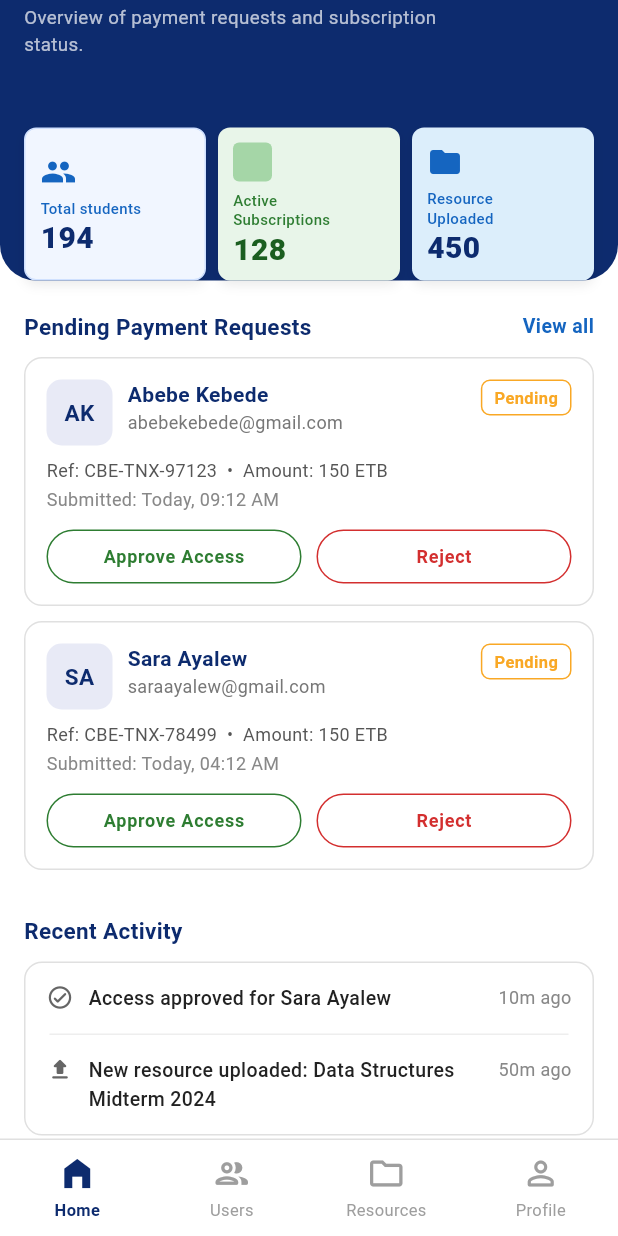
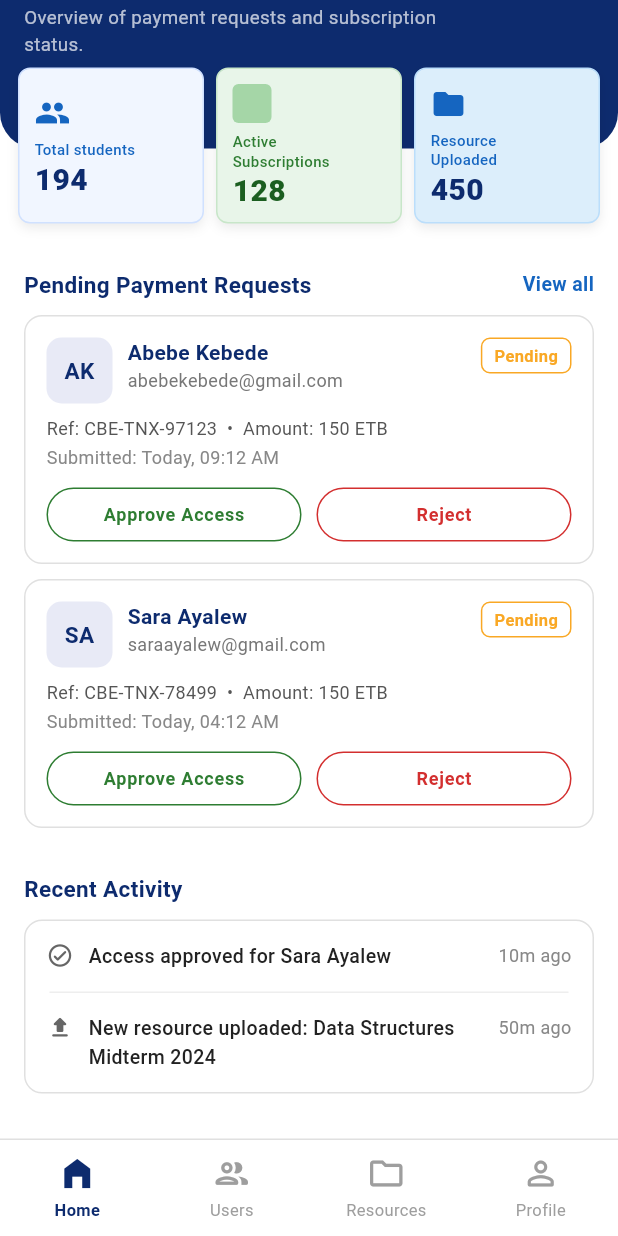
Before and after one commit to aastu-gibigubae/resource-admin, a Flutter app: the AdminDashboardPage screen opened by its route, scrolled down 74 dp, on a phone screen of 412 x 824 dp. Run offline on Flutter 3.47's test engine with Material 3 defaults, Android fonts, the phone set to English and light mode, and no system bars; our stand-ins replace dio, flutter_riverpod, flutter_secure_storage, go_router; accounts and stored records are empty; network calls fail.

Commit message:
fix(dashboard): cards half on navy half below using Stack Positioned

```diff
--- a/lib/features/admin_dashboard/presentation/pages/admin_dashboard_page.dart
+++ b/lib/features/admin_dashboard/presentation/pages/admin_dashboard_page.dart
@@ -108,7 +108,11 @@ class _BodyState extends ConsumerState<_Body> {
       child: Column(
         crossAxisAlignment: CrossAxisAlignment.start,
         children: [
-          // ── Navy header ──
+          // ── Stack: navy header + cards half-overlapping bottom ──
+          Stack(
+            clipBehavior: Clip.none,
+            children: [
+              // Navy background
               Container(
                 decoration: const BoxDecoration(
                   color: _navy,
@@ -117,7 +121,7 @@ class _BodyState extends ConsumerState<_Body> {
                     bottomRight: Radius.circular(24),
                   ),
                 ),
-            padding: EdgeInsets.fromLTRB(16, topPadding + 8, 16, 0),
+                padding: EdgeInsets.fromLTRB(16, topPadding + 8, 16, 60),
                 child: Column(
                   crossAxisAlignment: CrossAxisAlignment.start,
                   children: [
@@ -144,11 +148,15 @@ class _BodyState extends ConsumerState<_Body> {
                         height: 1.4,
                       ),
                     ),
-                const SizedBox(height: 16),
+                  ],
+                ),
+              ),
 
-                // ── Cards inside navy, overlapping bottom ──
-                Transform.translate(
-                  offset: const Offset(0, 30),
+              // Cards — positioned to overlap the bottom edge of navy
+              Positioned(
+                bottom: -50,
+                left: 12,
+                right: 12,
                 child: IntrinsicHeight(
                   child: Row(
                     crossAxisAlignment: CrossAxisAlignment.stretch,
@@ -161,9 +169,7 @@ class _BodyState extends ConsumerState<_Body> {
                               color: Color(0xFF1565C0), size: 24),
                           label: 'Total students',
                           labelColor: const Color(0xFF1565C0),
-                            value: widget.isLoading
-                                ? '...'
-                                : stats.totalStudents.toString(),
+                          value: widget.isLoading ? '...' : stats.totalStudents.toString(),
                           valueColor: _navy,
                         ),
                       ),
@@ -171,6 +177,7 @@ class _BodyState extends ConsumerState<_Body> {
                       Expanded(
                         child: _StatCard(
                           bgColor: const Color(0xFFE8F5E9),
+                          border: Border.all(color: const Color(0xFFC8E6C9)),
                           iconWidget: Container(
                             width: 26,
                             height: 26,
@@ -181,9 +188,7 @@ class _BodyState extends ConsumerState<_Body> {
                           ),
                           label: 'Active\nSubscriptions',
                           labelColor: const Color(0xFF2E7D32),
-                            value: widget.isLoading
-                                ? '...'
-                                : stats.activeSubscriptions.toString(),
+                          value: widget.isLoading ? '...' : stats.activeSubscriptions.toString(),
                           valueColor: const Color(0xFF1B5E20),
                         ),
                       ),
@@ -191,13 +196,12 @@ class _BodyState extends ConsumerState<_Body> {
                       Expanded(
                         child: _StatCard(
                           bgColor: const Color(0xFFDCEEFB),
+                          border: Border.all(color: const Color(0xFFBBDEFB)),
                           iconWidget: const Icon(Icons.folder,
                               color: Color(0xFF1565C0), size: 24),
                           label: 'Resource\nUploaded',
                           labelColor: const Color(0xFF1565C0),
-                            value: widget.isLoading
-                                ? '...'
-                                : stats.resourceUploaded.toString(),
+                          value: widget.isLoading ? '...' : stats.resourceUploaded.toString(),
                           valueColor: _navy,
                         ),
                       ),
@@ -205,12 +209,13 @@ class _BodyState extends ConsumerState<_Body> {
                   ),
                 ),
               ),
-                const SizedBox(height: 30),
             ],
           ),
-          ),
 
-          const SizedBox(height: 20),
+          // Space for the overlapping cards
+          const SizedBox(height: 70),
+
+          const SizedBox(height: 10),
 
           // ── Pending Payment Requests ──
           Padding(
```
Lines whose indentation alone changed are shown as unchanged.
